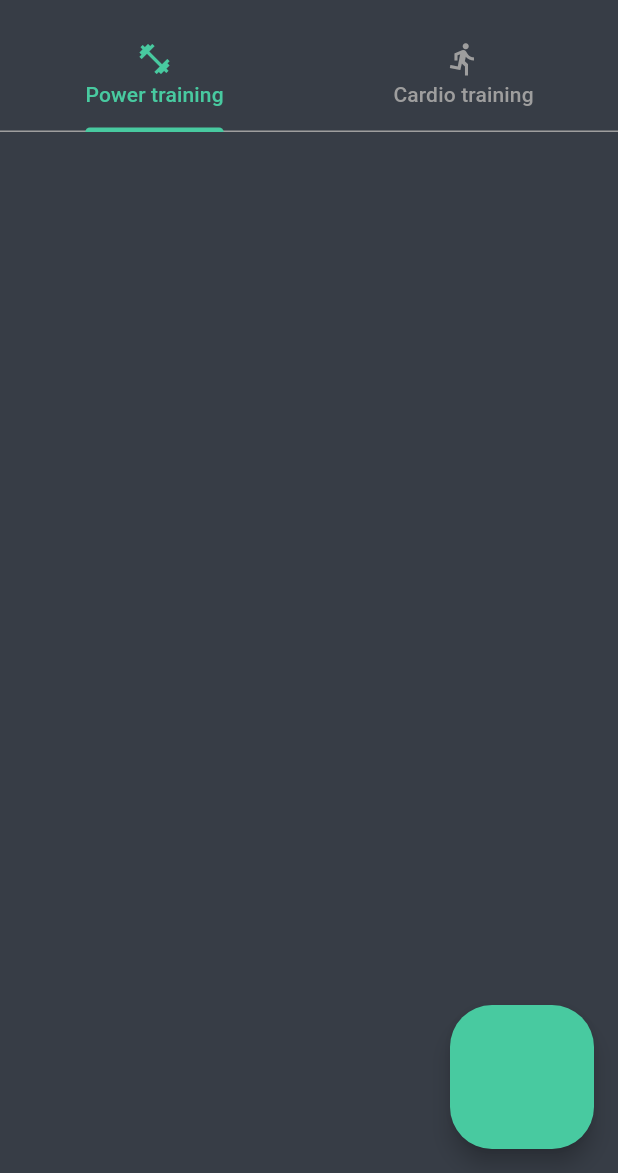
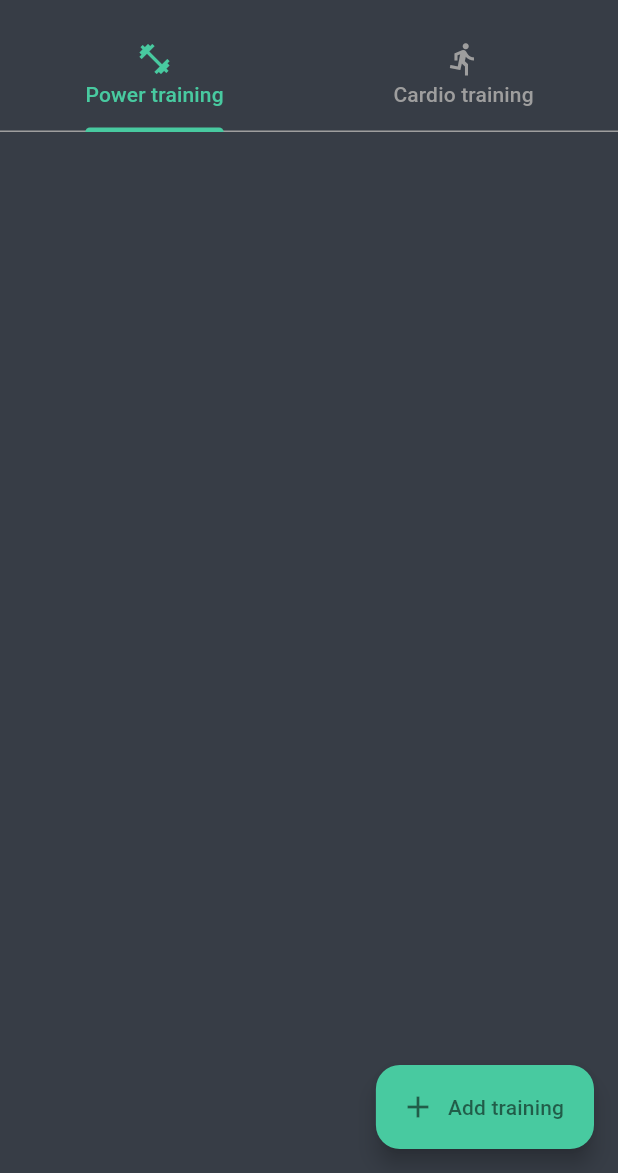
Before and after one commit to thedistantblue/TriaryAppFlutter, a Flutter app: the screen it shows after launch, after a tap on "Offline usage", on a phone screen of 412 x 824 dp, the part 63-1236 px from its top. Run offline on Flutter 3.47's test engine with Material 3 defaults, Android fonts, the phone set to English and light mode, and no system bars; our stand-ins replace sqflite; accounts and stored records are empty.

Commit message:
Добавляет диалог для создания тренировки

```diff
--- a/lib/tabs/power_training_list.dart
+++ b/lib/tabs/power_training_list.dart
@@ -1,32 +1,74 @@
 import 'package:flutter/material.dart';
 import 'package:triary_app/data/data_base/base_power_training_repository.dart';
 import 'package:triary_app/entity/training/power_training.dart';
+import 'package:triary_app/widgets/name_description_widget.dart';
 
-class PowerTrainingList extends StatelessWidget {
+class PowerTrainingList extends StatefulWidget {
   final BasePowerTrainingRepository _repository;
 
   const PowerTrainingList(this._repository, {super.key});
 
   @override
+  State<PowerTrainingList> createState() => _PowerTrainingListState();
+}
+
+class _PowerTrainingListState extends State<PowerTrainingList> {
+  List<PowerTraining> _trainings = [];
+
+  void getAllTrainings() {
+    widget._repository.findAll().then((result) {
+      setState(() {
+        _trainings = result.toList();
+      });
+    });
+  }
+
+  @override
   Widget build(BuildContext context) {
+    getAllTrainings();
+
     return Scaffold(
-      body: FutureBuilder<Iterable<PowerTraining>>(
-        future: _repository.findAll(),
-        builder: (context, snapshot) {
-          return ListView.builder(
-            itemCount: snapshot.data?.length,
-            itemBuilder: (context, index) {
-              return Text(snapshot.data!.first.name);
-            },
-          );
+      body: Scrollbar(
+        child: ListView.builder(
+          itemCount: _trainings.length,
+          itemBuilder: (context, index) {
+            return Card(
+              child: Column(
+                crossAxisAlignment: CrossAxisAlignment.center,
+                mainAxisAlignment: MainAxisAlignment.center,
+                children: [
+                  Text(_trainings[index].name),
+                  Text(_trainings[index].description),
+                ],
+              ),
+            );
+          },
+        ),
+      ),
+      floatingActionButton: FloatingActionButton.extended(
+        onPressed: () {
+          createTrainingDialog(context);
         },
-      ),
-      floatingActionButton: FloatingActionButton.large(
-          onPressed: () {
-            _repository.create(PowerTraining("name", "description"));
-          }
+        label: const Text("Add training"),
+        icon: const Icon(Icons.add),
       ),
     );
   }
 
+  void createTrainingDialog(BuildContext context) {
+    showDialog(
+      context: context,
+      builder: (context) => Dialog(
+        child: NameDescriptionWidget(
+          createFunction: ((String, String) record) { createTraining(record);},
+        ),
+
+      ),
+    );
+  }
+
+  void createTraining((String, String) record) {
+    widget._repository.create(PowerTraining(record.$1, record.$2));
+    getAllTrainings();
+  }
 }
```
Also changed, not shown: lib/widgets/name_description_widget.dart (added, +53 -0 lines).
